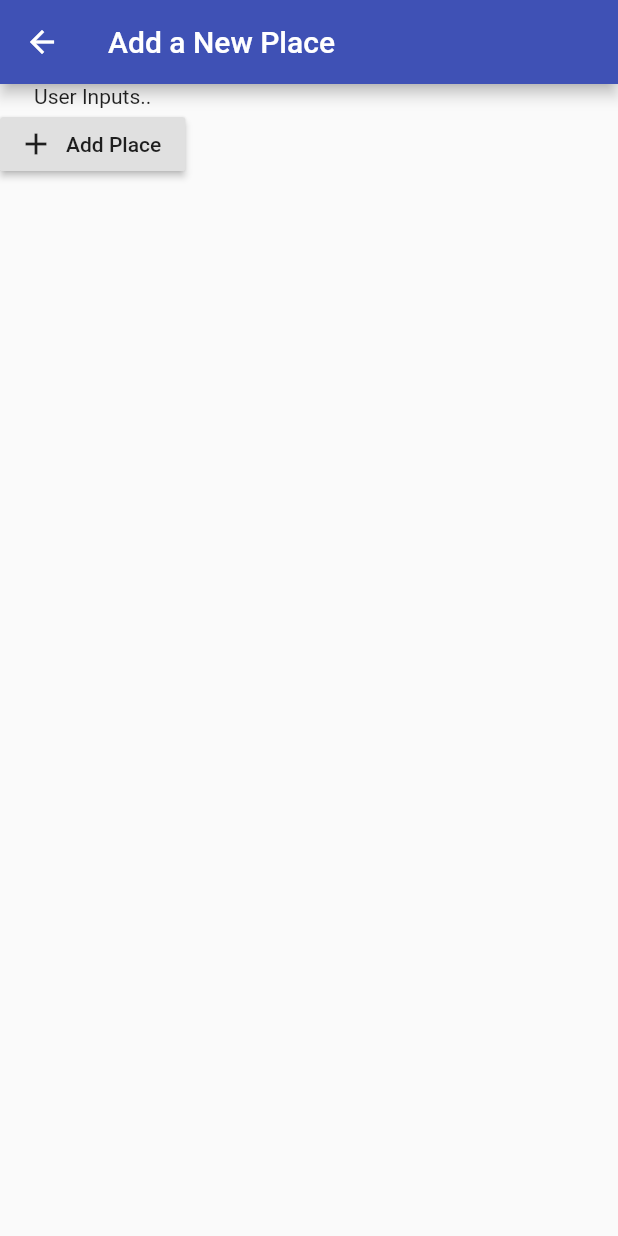
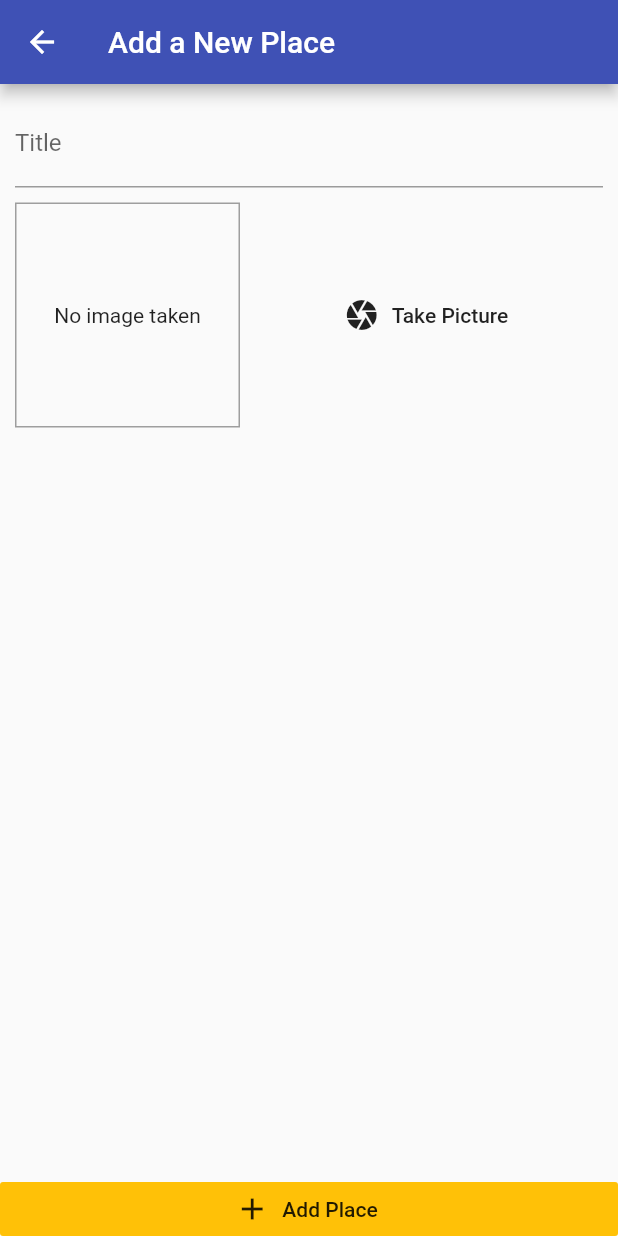
Before and after one commit to UrbanSwati/great-places, a Flutter app: the AddPlaceScreen screen opened by its route, on a phone screen of 412 x 824 dp. Run offline on Flutter 3.47's test engine with Material 2 defaults, Android fonts, the phone set to English and light mode, and no system bars; our stand-ins replace image_picker.

Commit message:
modified add place screen
added image input widget

```diff
--- a/lib/screens/add_place_screen.dart
+++ b/lib/screens/add_place_screen.dart
@@ -1,4 +1,5 @@
 import 'package:flutter/material.dart';
+import '../widgets/image_input.dart';
 
 class AddPlaceScreen extends StatefulWidget {
   static const String routeName = 'add-place';
@@ -7,6 +8,8 @@ class AddPlaceScreen extends StatefulWidget {
 }
 
 class _AddPlaceScreenState extends State<AddPlaceScreen> {
+  final _titleController = TextEditingController();
+
   @override
   Widget build(BuildContext context) {
     return Scaffold(
@@ -14,12 +17,33 @@ class _AddPlaceScreenState extends State<AddPlaceScreen> {
         title: Text('Add a New Place'),
       ),
       body: Column(
+        mainAxisAlignment: MainAxisAlignment.spaceBetween,
+        crossAxisAlignment: CrossAxisAlignment.stretch,
         children: <Widget>[
-          Text('User Inputs..'),
+          Expanded(
+            child: SingleChildScrollView(
+              child: Padding(
+                padding: const EdgeInsets.all(10.0),
+                child: Column(
+                  children: <Widget>[
+                    TextField(
+                      decoration: InputDecoration(labelText: 'Title'),
+                      controller: _titleController,
+                    ),
+                    SizedBox(height: 10,),
+                    ImageInput(),
+                  ],
+                ),
+              ),
+            ),
+          ),
           RaisedButton.icon(
             icon: Icon(Icons.add),
             label: Text('Add Place'),
             onPressed: () {},
+            elevation: 0,
+            materialTapTargetSize: MaterialTapTargetSize.shrinkWrap,
+            color: Theme.of(context).accentColor,
           )
         ],
       ),
```
